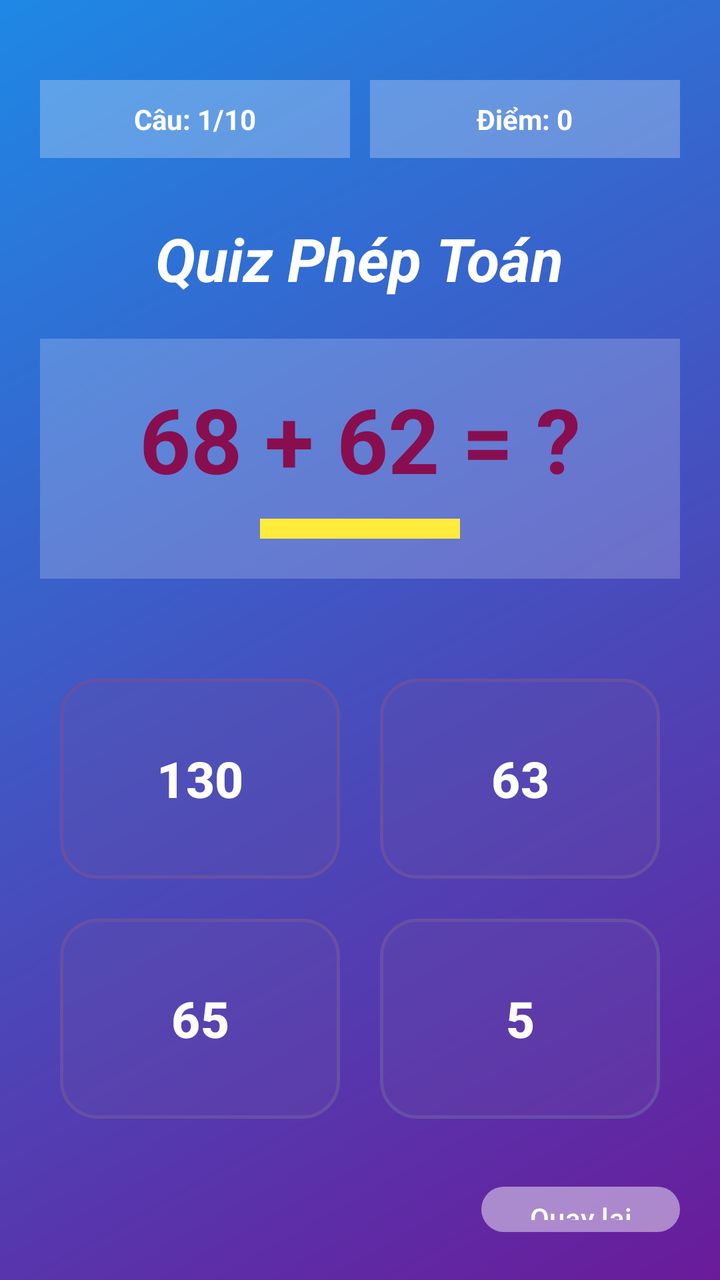
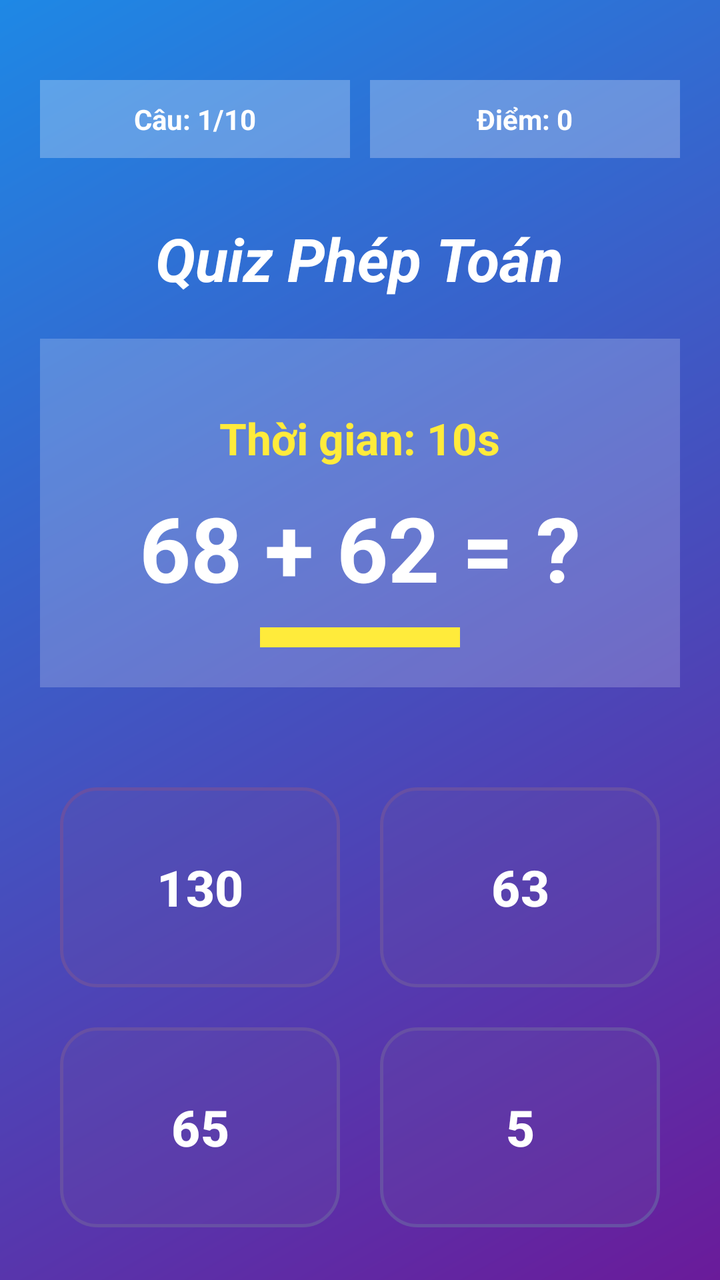

Compare the two renders of this Android layout. The source of the first and the diff that turns it into the second are given below.
<!-- AndroidManifest.xml: application theme Theme.MyApplication -->
<!-- res/layout/activity_quiz.xml -->
<?xml version="1.0" encoding="utf-8"?>
<LinearLayout xmlns:android="http://schemas.android.com/apk/res/android"
    android:id="@+id/layoutQuizMain"
    android:layout_width="match_parent"
    android:layout_height="match_parent"
    android:background="@drawable/background_gradient"
    android:orientation="vertical"
    android:padding="20dp"
    android:gravity="center_horizontal">

    <LinearLayout
        android:layout_width="match_parent"
        android:layout_height="wrap_content"
        android:orientation="horizontal"
        android:layout_marginTop="20dp"
        android:weightSum="2">

        <TextView
            android:id="@+id/txtSoCau"
            android:layout_width="0dp"
            android:layout_height="wrap_content"
            android:layout_weight="1"
            android:text="Câu: 1/10"
            android:background="#44FFFFFF"
            android:padding="10dp"
            android:gravity="center"
            android:textColor="#FFFFFF"
            android:layout_marginEnd="10dp"
            android:textStyle="bold" />

        <TextView
            android:id="@+id/txtDiem"
            android:layout_width="0dp"
            android:layout_height="wrap_content"
            android:layout_weight="1"
            android:text="Điểm: 0"
            android:background="#44FFFFFF"
            android:padding="10dp"
            android:gravity="center"
            android:textColor="#FFFFFF"
            android:textStyle="bold" />
    </LinearLayout>

    <TextView
        android:id="@+id/txtTitlePhepToan"
        android:layout_width="wrap_content"
        android:layout_height="wrap_content"
        android:text="Quiz Phép Toán"
        android:textColor="#FFFFFF"
        android:textSize="30sp"
        android:textStyle="bold|italic"
        android:layout_marginTop="30dp" />

    <LinearLayout
        android:layout_width="match_parent"
        android:layout_height="wrap_content"
        android:background="#33FFFFFF"
        android:layout_marginTop="20dp"
        android:padding="20dp"
        android:gravity="center"
        android:orientation="vertical">

        <TextView
            android:id="@+id/txtCauHoi"
            android:layout_width="wrap_content"
            android:layout_height="wrap_content"
            android:text="68 + 62 = ?"
            android:textColor="#880E4F"
            android:textSize="45sp"
            android:textStyle="bold" />

        <View
            android:layout_width="100dp"
            android:layout_height="10dp"
            android:background="#FFEB3B"
            android:layout_marginTop="10dp" />
    </LinearLayout>

    <GridLayout
        android:layout_width="match_parent"
        android:layout_height="wrap_content"
        android:columnCount="2"
        android:rowCount="2"
        android:layout_marginTop="40dp"
        android:alignmentMode="alignMargins"
        android:columnOrderPreserved="false">

        <Button
            android:id="@+id/btnA"
            android:layout_width="0dp"
            android:layout_height="100dp"
            android:layout_columnWeight="1"
            android:layout_margin="10dp"
            android:background="@drawable/button_rounded"
            android:text="130"
            android:textColor="#FFFFFF"
            android:textSize="25sp"
            android:textStyle="bold" />

        <Button
            android:id="@+id/btnB"
            android:layout_width="0dp"
            android:layout_height="100dp"
            android:layout_columnWeight="1"
            android:layout_margin="10dp"
            android:background="@drawable/button_rounded"
            android:text="63"
            android:textColor="#FFFFFF"
            android:textSize="25sp"
            android:textStyle="bold" />

        <Button
            android:id="@+id/btnC"
            android:layout_width="0dp"
            android:layout_height="100dp"
            android:layout_columnWeight="1"
            android:layout_margin="10dp"
            android:background="@drawable/button_rounded"
            android:text="65"
            android:textColor="#FFFFFF"
            android:textSize="25sp"
            android:textStyle="bold" />

        <Button
            android:id="@+id/btnD"
            android:layout_width="0dp"
            android:layout_height="100dp"
            android:layout_columnWeight="1"
            android:layout_margin="10dp"
            android:background="@drawable/button_rounded"
            android:text="5"
            android:textColor="#FFFFFF"
            android:textSize="25sp"
            android:textStyle="bold" />
    </GridLayout>

    <Button
        android:id="@+id/btnBack"
        android:layout_width="wrap_content"
        android:layout_height="wrap_content"
        android:text="Quay lại"
        android:layout_gravity="end"
        android:layout_marginTop="20dp"
        android:backgroundTint="#44FFFFFF"
        android:onClick="onBackPressed" />

</LinearLayout>
<!-- resources referenced by this layout -->
<resources>
  <!-- drawable background_gradient (drawable) -->
  <?xml version="1.0" encoding="utf-8"?>
  <shape xmlns:android="http://schemas.android.com/apk/res/android">
      <gradient
          android:startColor="#6A1B9A"
          android:endColor="#1E88E5"
          android:angle="135"/>
  </shape>
  <!-- drawable button_rounded (drawable) -->
  <?xml version="1.0" encoding="utf-8"?>
  <selector xmlns:android="http://schemas.android.com/apk/res/android">
      <item android:state_pressed="true">
          <shape>
              <solid android:color="#80FFFFFF" />
              <stroke android:width="2dp" android:color="#FFFFFF" />
              <corners android:radius="18dp" />
          </shape>
      </item>
  
      <item>
          <shape>
              <solid android:color="#40FFFFFF" />
              <stroke android:width="1.5dp" android:color="#FFFFFF" />
              <corners android:radius="18dp" />
          </shape>
      </item>
  </selector>
  <style name="Theme.MyApplication" parent="Base.Theme.MyApplication" />
  <style name="Base.Theme.MyApplication" parent="Theme.Material3.DayNight.NoActionBar">
          
          
      </style>
</resources>

<!-- the commit's change to res/layout/activity_quiz.xml (unified diff, before → after) -->
@@ -61,11 +61,23 @@
         android:orientation="vertical">
 
         <TextView
+            android:id="@+id/txtTimer"
+            android:layout_width="wrap_content"
+            android:layout_height="wrap_content"
+            android:layout_gravity="center_horizontal"
+            android:layout_marginTop="15dp"
+            android:layout_marginBottom="10dp"
+            android:text="Thời gian: 10s"
+            android:textColor="#FFEB3B"
+            android:textSize="22sp"
+            android:textStyle="bold" />
+
+        <TextView
             android:id="@+id/txtCauHoi"
             android:layout_width="wrap_content"
             android:layout_height="wrap_content"
             android:text="68 + 62 = ?"
-            android:textColor="#880E4F"
+            android:textColor="#FFFFFF"
             android:textSize="45sp"
             android:textStyle="bold" />
 
@@ -142,6 +154,8 @@
         android:layout_gravity="end"
         android:layout_marginTop="20dp"
         android:backgroundTint="#44FFFFFF"
+        android:textColor="#FFFFFF"
+        android:textStyle="bold"
         android:onClick="onBackPressed" />
 
 </LinearLayout>
